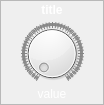
Above: SEEL_Apps/templates/widgets/dial.ui from jithinbp/SEELablet-apps before the change. Below: the same form after it.
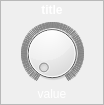
That is the form after the change.

Patch:
```diff
--- a/SEEL_Apps/templates/widgets/dial.ui
+++ b/SEEL_Apps/templates/widgets/dial.ui
@@ -172,12 +172,21 @@
              <verstretch>0</verstretch>
             </sizepolicy>
            </property>
+           <property name="styleSheet">
+            <string notr="true"/>
+           </property>
            <property name="minimum">
-            <number>10</number>
+            <number>0</number>
            </property>
            <property name="maximum">
             <number>5000</number>
            </property>
+           <property name="pageStep">
+            <number>1</number>
+           </property>
+           <property name="value">
+            <number>0</number>
+           </property>
            <property name="invertedControls">
             <bool>false</bool>
            </property>
```
